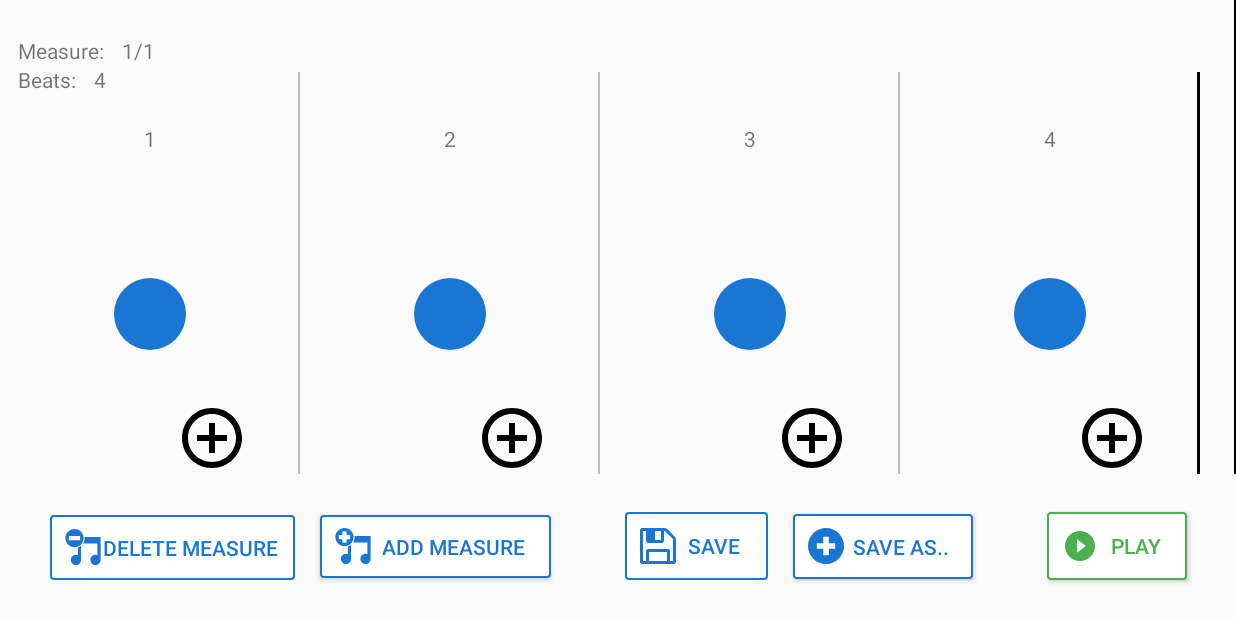
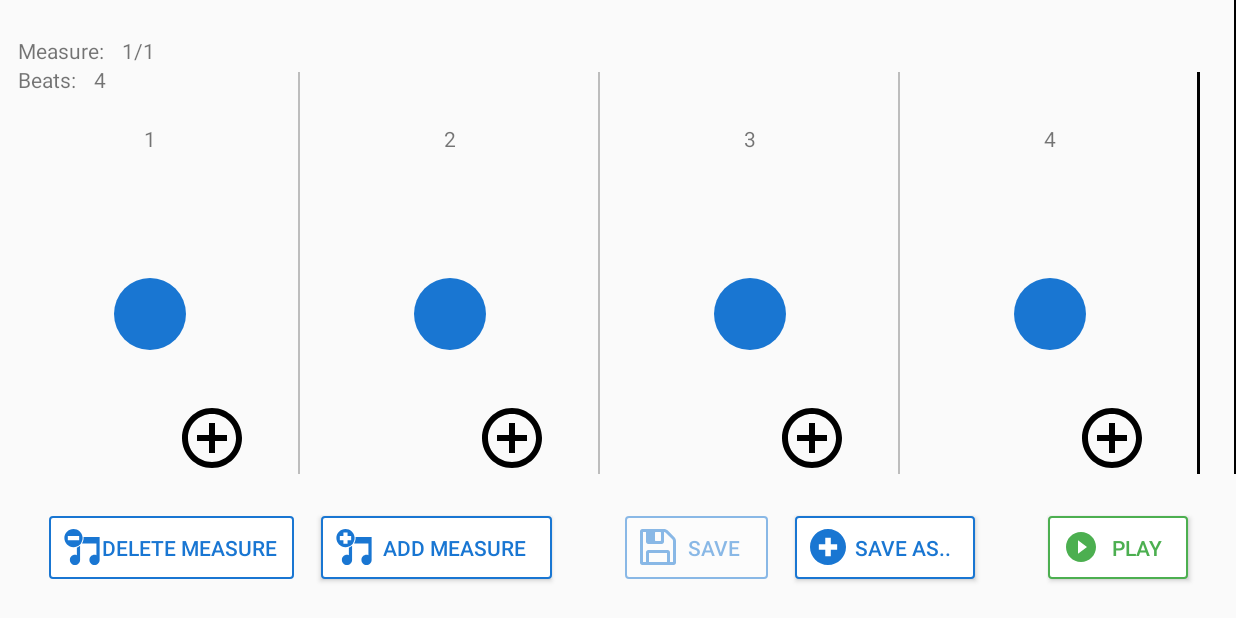
Before and after one commit to reedwilliammiller/cs467-beat-hive, an Android app: the EditorActivity screen opened directly, with no data from a screen before it, on a phone screen of 824 x 412 dp (held sideways). Run offline under Robolectric (Android 15) with nearby library versions, the light colour scheme and no system bars; our stand-ins replace Room's generated code; libraries missing offline, so code that uses them is left out: android.arch.persistence; pictures from the network do not load.

Commit message:
fixed install issue

```diff
--- a/Beat Hive/app/src/main/java/com/example/beathive/EditorActivity.java
+++ b/Beat Hive/app/src/main/java/com/example/beathive/EditorActivity.java
@@ -101,6 +101,7 @@ public class EditorActivity extends AppCompatActivity implements MeasureEditorAl
 
         saveButton = findViewById(R.id.button_save);
         if (ID == 0) {
+            saveButton.setAlpha(0.5f);
             saveButton.setEnabled(false);
         }
         saveButton.setOnClickListener(new View.OnClickListener() {
--- a/Beat Hive/app/src/main/java/com/example/beathive/rhythmDB/RhythmDao.java
+++ b/Beat Hive/app/src/main/java/com/example/beathive/rhythmDB/RhythmDao.java
@@ -4,6 +4,7 @@ import android.arch.lifecycle.LiveData;
 import android.arch.persistence.room.Dao;
 import android.arch.persistence.room.Delete;
 import android.arch.persistence.room.Insert;
+import android.arch.persistence.room.OnConflictStrategy;
 import android.arch.persistence.room.Query;
 import android.arch.persistence.room.Update;
 
@@ -35,7 +36,4 @@ public interface RhythmDao {
 
     @Query("UPDATE rhythm_table SET opened = :today WHERE ID = :id")
     void setLastOpened(int id, Date today);
-
-    @Query("SELECT * from rhythm_table ORDER BY opened DESC LIMIT 1")
-    RhythmEntity getRecentRhythm();
 }
--- a/Beat Hive/app/src/main/java/com/example/beathive/rhythmDB/RhythmEntity.java
+++ b/Beat Hive/app/src/main/java/com/example/beathive/rhythmDB/RhythmEntity.java
@@ -24,6 +24,7 @@ public class RhythmEntity {
 
     @PrimaryKey(autoGenerate = true)
     private int id;
+
     public int getId() {
         return id;
     }
--- a/Beat Hive/app/src/main/res/layout-land/activity_home.xml
+++ b/Beat Hive/app/src/main/res/layout-land/activity_home.xml
@@ -4,7 +4,7 @@
     xmlns:tools="http://schemas.android.com/tools"
     android:layout_width="match_parent"
     android:layout_height="match_parent"
-    >
+    android:background="#FFFFFF">
 
     <android.support.constraint.Guideline
         android:id="@+id/guideline8"
@@ -19,7 +19,7 @@
         android:layout_height="49dp"
         android:layout_marginStart="8dp"
         android:layout_marginEnd="8dp"
-        android:layout_marginBottom="8dp"
+        android:layout_marginBottom="32dp"
         android:background="@drawable/btn_rounded"
         android:drawableStart="@drawable/ic_beat_new"
         android:onClick="startEditor"
--- a/Beat Hive/app/src/main/res/layout-land/activity_selection.xml
+++ b/Beat Hive/app/src/main/res/layout-land/activity_selection.xml
@@ -28,12 +28,12 @@
 
     <android.support.v7.widget.RecyclerView
         android:id="@+id/recyclerviewrhythms"
-        android:layout_width="349dp"
-        android:layout_height="288dp"
+        android:layout_width="344dp"
+        android:layout_height="250dp"
         android:layout_marginStart="8dp"
         android:layout_marginTop="20dp"
         android:layout_marginEnd="8dp"
-        android:layout_marginBottom="8dp"
+        android:layout_marginBottom="24dp"
         app:layout_constraintBottom_toBottomOf="parent"
         app:layout_constraintEnd_toEndOf="parent"
         app:layout_constraintHorizontal_bias="0.498"
--- a/Beat Hive/app/src/main/res/layout/activity_selection.xml
+++ b/Beat Hive/app/src/main/res/layout/activity_selection.xml
@@ -28,7 +28,7 @@
     <android.support.v7.widget.RecyclerView
         android:id="@+id/recyclerviewrhythms"
         android:layout_width="343dp"
-        android:layout_height="582dp"
+        android:layout_height="567dp"
         android:layout_marginTop="8dp"
         android:layout_marginBottom="50dp"
         app:layout_constraintBottom_toBottomOf="parent"
--- a/Beat Hive/app/src/main/res/layout/editor_controls_container.xml
+++ b/Beat Hive/app/src/main/res/layout/editor_controls_container.xml
@@ -11,8 +11,9 @@
     <Button
         android:id="@+id/button_delete_measure"
         android:layout_width="163dp"
-        android:layout_height="43dp"
+        android:layout_height="42dp"
         android:layout_marginStart="16dp"
+        android:layout_marginEnd="2dp"
         android:background="@drawable/btn_rounded"
         android:drawableStart="@drawable/ic_delete_measure"
         android:paddingLeft="10dp"
@@ -39,28 +40,31 @@
         app:layout_constraintBottom_toBottomOf="parent"
         app:layout_constraintEnd_toStartOf="@id/button_save"
         app:layout_constraintStart_toEndOf="@id/button_delete_measure"
-        app:layout_constraintTop_toTopOf="parent" />
+        app:layout_constraintTop_toTopOf="parent"
+        app:layout_constraintVertical_bias="0.518" />
 
 
     <Button
         android:id="@+id/button_save"
         android:layout_width="95dp"
-        android:layout_height="45dp"
+        android:layout_height="42dp"
+        android:layout_marginEnd="2dp"
         android:background="@drawable/btn_rounded"
         android:drawableStart="@drawable/ic_save"
+        android:paddingLeft="10dp"
+        android:paddingRight="10dp"
         android:text="@string/text_button_save"
         android:textColor="@drawable/btn_text"
-        android:paddingLeft="10dp"
-        android:paddingRight="10dp"
         app:layout_constraintBottom_toBottomOf="parent"
         app:layout_constraintEnd_toStartOf="@id/button_save_as"
         app:layout_constraintStart_toEndOf="@id/button_add_measure"
-        app:layout_constraintTop_toTopOf="parent" />
+        app:layout_constraintTop_toTopOf="parent"
+        app:layout_constraintVertical_bias="0.518" />
 
     <Button
         android:id="@+id/button_save_as"
         android:layout_width="120dp"
-        android:layout_height="43dp"
+        android:layout_height="42dp"
         android:layout_marginEnd="32dp"
         android:background="@drawable/btn_rounded"
         android:drawableStart="@drawable/ic_save_as"
@@ -71,22 +75,24 @@
         app:layout_constraintBottom_toBottomOf="parent"
         app:layout_constraintEnd_toStartOf="@id/button_play"
         app:layout_constraintStart_toEndOf="@id/button_save"
-        app:layout_constraintTop_toTopOf="parent" />
+        app:layout_constraintTop_toTopOf="parent"
+        app:layout_constraintVertical_bias="0.518" />
 
     <Button
         android:id="@+id/button_play"
         android:layout_width="93dp"
-        android:layout_height="45dp"
+        android:layout_height="42dp"
         android:layout_marginEnd="16dp"
         android:background="@drawable/btn_rounded_green"
         android:drawableStart="@drawable/ic_play_green"
+        android:paddingLeft="10dp"
+        android:paddingRight="10dp"
         android:text="@string/text_button_play"
         android:textColor="@drawable/btn_text_green"
-        android:paddingLeft="10dp"
-        android:paddingRight="10dp"
         app:layout_constraintBottom_toBottomOf="parent"
         app:layout_constraintEnd_toEndOf="parent"
         app:layout_constraintStart_toEndOf="@id/button_save_as"
-        app:layout_constraintTop_toTopOf="parent" />
+        app:layout_constraintTop_toTopOf="parent"
+        app:layout_constraintVertical_bias="0.518" />
 
 </android.support.constraint.ConstraintLayout>
```
Also changed, not shown: Beat Hive/app/src/main/java/com/example/beathive/rhythmDB/AppDatabase.java (+3 -4 lines), Beat Hive/app/src/main/res/drawable/ic_edit.xml (+3 -12 lines).
